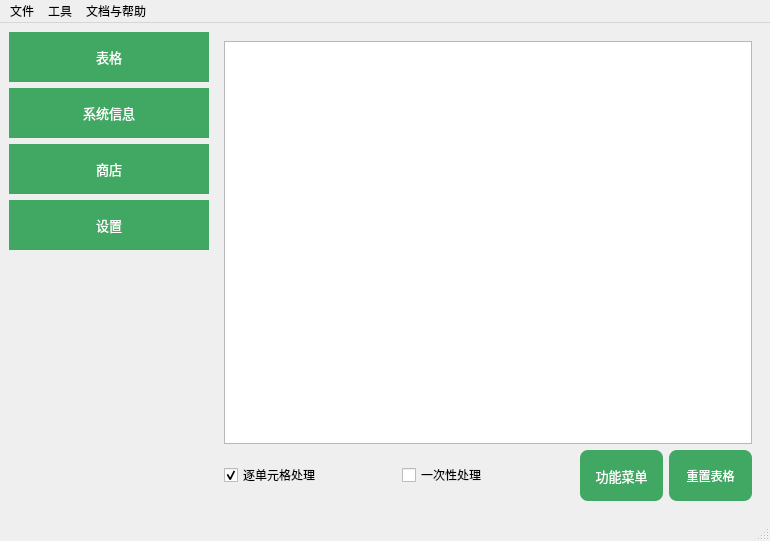
The window that form.ui (hongzhe12/love-table) describes before a commit, drawn with Qt 5.
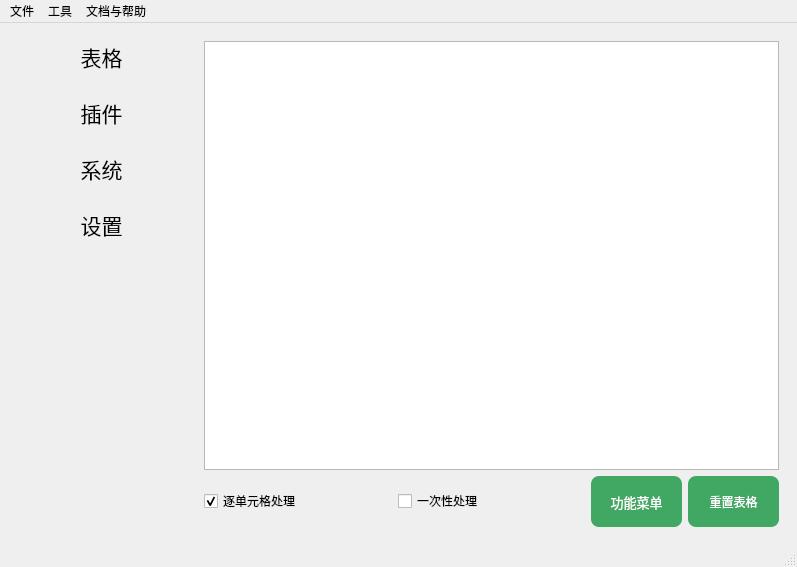
The same window after the commit. Icons and pictures are not drawn.

```diff
--- a/form.ui
+++ b/form.ui
@@ -6,8 +6,8 @@
    <rect>
     <x>0</x>
     <y>0</y>
-    <width>770</width>
-    <height>541</height>
+    <width>797</width>
+    <height>567</height>
    </rect>
   </property>
   <property name="windowTitle">
@@ -23,135 +23,44 @@
   <widget class="QWidget" name="centralwidget">
    <layout class="QGridLayout" name="gridLayout">
     <item row="0" column="0">
-     <layout class="QVBoxLayout" name="verticalLayout_2">
-      <item>
-       <widget class="QPushButton" name="pushButton_3">
-        <property name="minimumSize">
-         <size>
-          <width>200</width>
-          <height>50</height>
-         </size>
-        </property>
-        <property name="font">
-         <font>
-          <family>微软雅黑</family>
-          <pointsize>10</pointsize>
-         </font>
-        </property>
-        <property name="styleSheet">
-         <string notr="true">   QPushButton {
-       border-width: 0px;
-       border-style: none;
-       border-color: transparent;
-	   color: rgb(255, 255, 255);
-	   background-color: rgb(65, 168, 99);
-   }</string>
-        </property>
-        <property name="text">
-         <string>表格</string>
-        </property>
-       </widget>
-      </item>
-      <item>
-       <widget class="QPushButton" name="pushButton_4">
-        <property name="minimumSize">
-         <size>
-          <width>200</width>
-          <height>50</height>
-         </size>
-        </property>
-        <property name="font">
-         <font>
-          <family>微软雅黑</family>
-          <pointsize>10</pointsize>
-         </font>
-        </property>
-        <property name="styleSheet">
-         <string notr="true">   QPushButton {
-       border-width: 0px;
-       border-style: none;
-       border-color: transparent;
-	   color: rgb(255, 255, 255);
-	   background-color: rgb(65, 168, 99);
-   }</string>
-        </property>
-        <property name="text">
-         <string>系统信息</string>
-        </property>
-       </widget>
-      </item>
-      <item>
-       <widget class="QPushButton" name="pushButton_5">
-        <property name="minimumSize">
-         <size>
-          <width>200</width>
-          <height>50</height>
-         </size>
-        </property>
-        <property name="font">
-         <font>
-          <family>微软雅黑</family>
-          <pointsize>10</pointsize>
-         </font>
-        </property>
-        <property name="styleSheet">
-         <string notr="true">   QPushButton {
-       border-width: 0px;
-       border-style: none;
-       border-color: transparent;
-	   color: rgb(255, 255, 255);
-	   background-color: rgb(65, 168, 99);
-   }</string>
-        </property>
-        <property name="text">
-         <string>商店</string>
-        </property>
-       </widget>
-      </item>
-      <item>
-       <widget class="QPushButton" name="pushButton_6">
-        <property name="minimumSize">
-         <size>
-          <width>200</width>
-          <height>50</height>
-         </size>
-        </property>
-        <property name="font">
-         <font>
-          <family>微软雅黑</family>
-          <pointsize>10</pointsize>
-         </font>
-        </property>
-        <property name="styleSheet">
-         <string notr="true">   QPushButton {
-       border-width: 0px;
-       border-style: none;
-       border-color: transparent;
-	   color: rgb(255, 255, 255);
-	   background-color: rgb(65, 168, 99);
-   }</string>
-        </property>
-        <property name="text">
-         <string>设置</string>
-        </property>
-       </widget>
-      </item>
-      <item>
-       <spacer name="verticalSpacer">
-        <property name="orientation">
-         <enum>Qt::Orientation::Vertical</enum>
-        </property>
-        <property name="sizeHint" stdset="0">
-         <size>
-          <width>20</width>
-          <height>40</height>
-         </size>
-        </property>
-       </spacer>
-      </item>
-     </layout>
+     <widget class="QPushButton" name="pushButton_3">
+      <property name="minimumSize">
+       <size>
+        <width>180</width>
+        <height>50</height>
+       </size>
+      </property>
+      <property name="font">
+       <font>
+        <family>方正粗黑宋简体</family>
+        <pointsize>16</pointsize>
+        <bold>false</bold>
+       </font>
+      </property>
+      <property name="styleSheet">
+       <string notr="true">QPushButton {
+    border: none;  /* 去掉边框 */
+    background: transparent;  /* 背景透明 */
+	background-position: center;  /* 图标居中显示 */
+}
+</string>
+      </property>
+      <property name="text">
+       <string> 表格</string>
+      </property>
+      <property name="icon">
+       <iconset resource="resources.qrc">
+        <normaloff>:/icons/images/表格.png</normaloff>:/icons/images/表格.png</iconset>
+      </property>
+      <property name="iconSize">
+       <size>
+        <width>32</width>
+        <height>32</height>
+       </size>
+      </property>
+     </widget>
     </item>
-    <item row="0" column="1">
+    <item row="0" column="1" rowspan="6">
      <widget class="QStackedWidget" name="stackedWidget">
       <property name="tabletTracking">
        <bool>false</bool>
@@ -494,6 +403,130 @@
       </widget>
      </widget>
     </item>
+    <item row="1" column="0">
+     <widget class="QPushButton" name="pushButton_5">
+      <property name="minimumSize">
+       <size>
+        <width>180</width>
+        <height>50</height>
+       </size>
+      </property>
+      <property name="font">
+       <font>
+        <family>方正粗黑宋简体</family>
+        <pointsize>16</pointsize>
+       </font>
+      </property>
+      <property name="styleSheet">
+       <string notr="true">QPushButton {
+    border: none;  /* 去掉边框 */
+    background: transparent;  /* 背景透明 */
+	background-position: center;  /* 图标居中显示 */
+}
+</string>
+      </property>
+      <property name="text">
+       <string> 插件</string>
+      </property>
+      <property name="icon">
+       <iconset resource="resources.qrc">
+        <normaloff>:/icons/images/插件.png</normaloff>:/icons/images/插件.png</iconset>
+      </property>
+      <property name="iconSize">
+       <size>
+        <width>32</width>
+        <height>32</height>
+       </size>
+      </property>
+     </widget>
+    </item>
+    <item row="2" column="0">
+     <widget class="QPushButton" name="pushButton_4">
+      <property name="minimumSize">
+       <size>
+        <width>180</width>
+        <height>50</height>
+       </size>
+      </property>
+      <property name="font">
+       <font>
+        <family>方正粗黑宋简体</family>
+        <pointsize>16</pointsize>
+       </font>
+      </property>
+      <property name="styleSheet">
+       <string notr="true">QPushButton {
+    border: none;  /* 去掉边框 */
+    background: transparent;  /* 背景透明 */
+	background-position: center;  /* 图标居中显示 */
+}
+</string>
+      </property>
+      <property name="text">
+       <string> 系统</string>
+      </property>
+      <property name="icon">
+       <iconset resource="resources.qrc">
+        <normaloff>:/icons/images/系统.png</normaloff>:/icons/images/系统.png</iconset>
+      </property>
+      <property name="iconSize">
+       <size>
+        <width>32</width>
+        <height>32</height>
+       </size>
+      </property>
+     </widget>
+    </item>
+    <item row="3" column="0">
+     <widget class="QPushButton" name="pushButton_6">
+      <property name="minimumSize">
+       <size>
+        <width>180</width>
+        <height>50</height>
+       </size>
+      </property>
+      <property name="font">
+       <font>
+        <family>方正粗黑宋简体</family>
+        <pointsize>16</pointsize>
+       </font>
+      </property>
+      <property name="styleSheet">
+       <string notr="true">QPushButton {
+    border: none;  /* 去掉边框 */
+    background: transparent;  /* 背景透明 */
+	background-position: center;  /* 图标居中显示 */
+}
+</string>
+      </property>
+      <property name="text">
+       <string> 设置</string>
+      </property>
+      <property name="icon">
+       <iconset resource="resources.qrc">
+        <normaloff>:/icons/images/设置.png</normaloff>:/icons/images/设置.png</iconset>
+      </property>
+      <property name="iconSize">
+       <size>
+        <width>32</width>
+        <height>32</height>
+       </size>
+      </property>
+     </widget>
+    </item>
+    <item row="4" column="0">
+     <spacer name="verticalSpacer">
+      <property name="orientation">
+       <enum>Qt::Orientation::Vertical</enum>
+      </property>
+      <property name="sizeHint" stdset="0">
+       <size>
+        <width>20</width>
+        <height>269</height>
+       </size>
+      </property>
+     </spacer>
+    </item>
    </layout>
   </widget>
   <widget class="QMenuBar" name="menubar">
@@ -501,7 +534,7 @@
     <rect>
      <x>0</x>
      <y>0</y>
-     <width>770</width>
+     <width>797</width>
      <height>33</height>
     </rect>
    </property>
```
Left out of the diff: 8 changed lines with no effect on the pictures.
